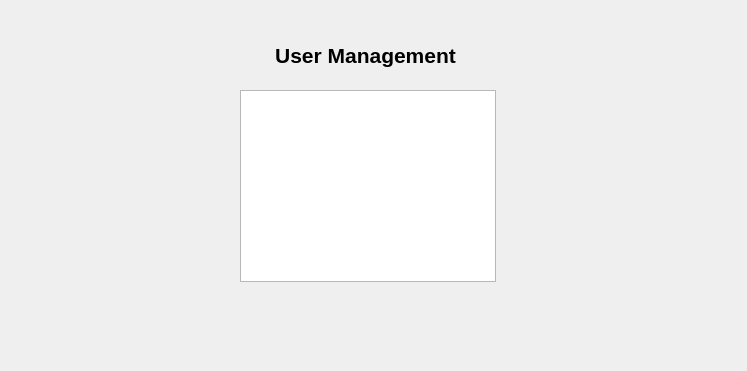
Before: the Qt Designer form forms/administrator.ui in ZakyHermawan/QtPos, drawn with Qt 5.
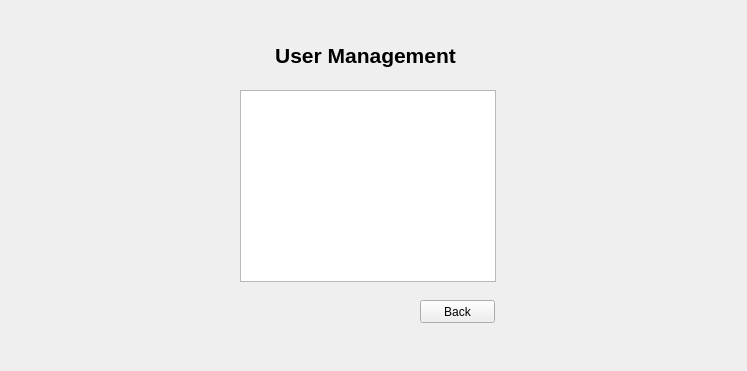
After: the same form once the commit is applied. The open tabs and pages were chosen to show the change.

Commit message: Add back button in administrator

Diff of the .ui file:
```diff
--- a/forms/administrator.ui
+++ b/forms/administrator.ui
@@ -124,6 +124,19 @@
       <set>Qt::AlignCenter</set>
      </property>
     </widget>
+    <widget class="QPushButton" name="userBack">
+     <property name="geometry">
+      <rect>
+       <x>420</x>
+       <y>300</y>
+       <width>75</width>
+       <height>23</height>
+      </rect>
+     </property>
+     <property name="text">
+      <string>Back</string>
+     </property>
+    </widget>
    </widget>
    <widget class="QWidget" name="goods">
     <widget class="QListWidget" name="listWidget_2">
```
Left out of the diff: 26 changed lines with no effect on the pictures. The commit also changes 3 other files.
